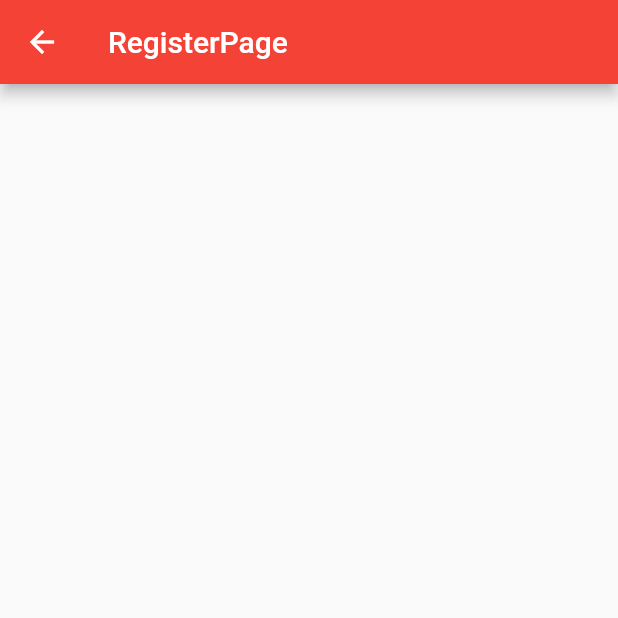
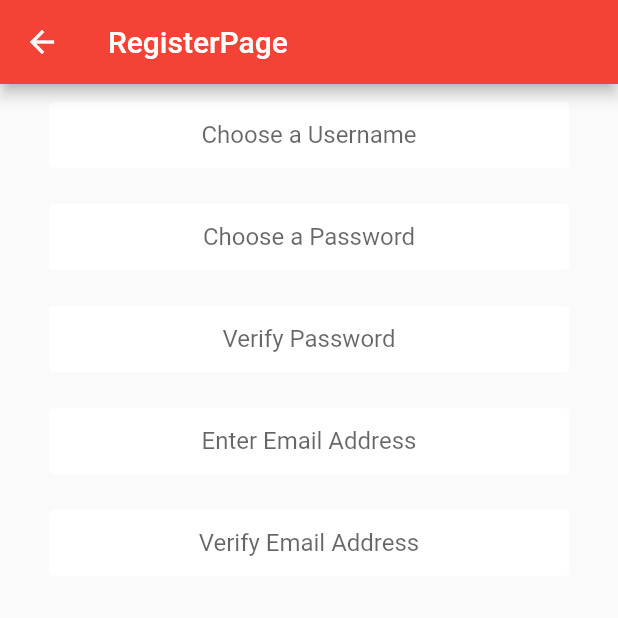
Before and after one commit to lowndesit/lowndes_app, a Flutter app: the RegisterPage screen opened by its route, on a phone screen of 412 x 824 dp, the top half of it. Run offline on Flutter 3.47's test engine with Material 2 defaults, Android fonts, the phone set to English and light mode, and no system bars; our stand-ins replace image_picker, sqflite; accounts and stored records are empty.

Commit message:
Working on Register page

```diff
--- a/lib/main.dart
+++ b/lib/main.dart
@@ -94,6 +94,7 @@ class _MyHomePageState extends State<MyHomePage> {
     Widget usernameInput = new FractionallySizedBox(
       widthFactor: 0.70666666666, // 265 / 375
       child: new Container(
+        margin: const EdgeInsets.all(12.0),
         height: 44.0,
         child: new Center(child: new Container(child: inputUsername)),
         decoration: new BoxDecoration(
@@ -114,6 +115,7 @@ class _MyHomePageState extends State<MyHomePage> {
     Widget passwordInput = new FractionallySizedBox(
       widthFactor: 0.70666666666, // 265 / 375
       child: new Container(
+        margin: const EdgeInsets.all(12.0),
         height: 44.0,
         child: new Center(child: new Container(child: inputPassword)),
         decoration: new BoxDecoration(
@@ -163,9 +165,9 @@ class _MyHomePageState extends State<MyHomePage> {
     Text child2 = new Text("Second");
 
     var pad =
-        const EdgeInsets.only(left: 8.0, bottom: 8.0, right: 8.0, top: 50.0);
+    const EdgeInsets.only(left: 8.0, bottom: 8.0, right: 8.0, top: 50.0);
     var pad2 =
-        const EdgeInsets.only(left: 8.0, bottom: 8.0, right: 8.0, top: 50.0);
+    const EdgeInsets.only(left: 8.0, bottom: 8.0, right: 8.0, top: 50.0);
 
     Padding padding = new Padding(child: child1, padding: pad);
     Padding padding2 = new Padding(child: child2, padding: pad2);
@@ -213,14 +215,113 @@ class RegisterPage extends StatefulWidget {
   _RegisterPageState createState() => new _RegisterPageState();
 }
 
-/// // 1. After the page has been created, register it with the app routes
-/// routes: <String, WidgetBuilder>{
-///   RegisterPage.routeName: (BuildContext context) => new RegisterPage(title: "RegisterPage"),
-/// },
-///
-/// // 2. Then this could be used to navigate to the page.
-/// Navigator.pushNamed(context, RegisterPage.routeName);
-///
+///usernameInput
+
+Widget createUsername = new TextField(
+  textAlign: TextAlign.center,
+  decoration: new InputDecoration.collapsed(
+    hintText: "Choose a Username",
+  ),
+  obscureText: false,
+);
+
+Widget usernameInput = new FractionallySizedBox(
+  widthFactor: 0.9, // 265 / 375
+  child: new Container(
+    margin: const EdgeInsets.all(12.0),
+    height: 44.0,
+    child: new Center(child: new Container(child: createUsername)),
+    decoration: new BoxDecoration(
+        color: Colors.white, borderRadius: new BorderRadius.circular(3.0)),
+  ),
+);
+
+///passwordInput
+
+Widget createPassword = new TextField(
+  textAlign: TextAlign.center,
+  decoration: new InputDecoration.collapsed(
+    hintText: "Choose a Password",
+  ),
+  obscureText: false,
+);
+
+Widget passwordInput = new FractionallySizedBox(
+  widthFactor: 0.9, // 265 / 375
+  child: new Container(
+    margin: const EdgeInsets.all(12.0),
+    height: 44.0,
+    child: new Center(child: new Container(child: createPassword)),
+    decoration: new BoxDecoration(
+        color: Colors.white, borderRadius: new BorderRadius.circular(3.0)),
+  ),
+);
+
+///passwordVerify
+
+Widget verifyPassword = new TextField(
+  textAlign: TextAlign.center,
+  decoration: new InputDecoration.collapsed(
+    hintText: "Verify Password",
+  ),
+  obscureText: false,
+);
+
+Widget passwordVerify = new FractionallySizedBox(
+  widthFactor: 0.9, // 265 / 375
+  child: new Container(
+    margin: const EdgeInsets.all(12.0),
+    height: 44.0,
+    child: new Center(child: new Container(child: verifyPassword)),
+    decoration: new BoxDecoration(
+        color: Colors.white, borderRadius: new BorderRadius.circular(3.0)),
+  ),
+);
+
+///emailEnter
+
+Widget enterEmail = new TextField(
+  textAlign: TextAlign.center,
+  decoration: new InputDecoration.collapsed(
+    hintText: "Enter Email Address",
+  ),
+  obscureText: false,
+);
+
+Widget emailEnter = new FractionallySizedBox(
+  widthFactor: 0.9, // 265 / 375
+  child: new Container(
+    margin: const EdgeInsets.all(12.0),
+    height: 44.0,
+    child: new Center(child: new Container(child: enterEmail)),
+    decoration: new BoxDecoration(
+        color: Colors.white, borderRadius: new BorderRadius.circular(3.0)),
+  ),
+);
+
+
+///emailVerify
+
+Widget verifyEmail = new TextField(
+  textAlign: TextAlign.center,
+  decoration: new InputDecoration.collapsed(
+    hintText: "Verify Email Address",
+  ),
+  obscureText: false,
+);
+
+Widget emailVerify = new FractionallySizedBox(
+  widthFactor: 0.9, // 265 / 375
+  child: new Container(
+    margin: const EdgeInsets.all(12.0),
+    height: 44.0,
+    child: new Center(child: new Container(child: verifyEmail)),
+    decoration: new BoxDecoration(
+        color: Colors.white, borderRadius: new BorderRadius.circular(3.0)),
+  ),
+);
+
+///page
 
 class _RegisterPageState extends State<RegisterPage> {
   @override
@@ -229,7 +330,19 @@ class _RegisterPageState extends State<RegisterPage> {
       appBar: new AppBar(
         title: new Text(widget.title),
       ),
-      body: new Container(),
+      body: new Container(
+        child: new Center(
+          child: new Column(
+            children: <Widget>[
+              usernameInput,
+              passwordInput,
+              passwordVerify,
+              emailEnter,
+              emailVerify,
+            ],
+          ),
+        ),
+      ),
     );
   }
 }
@@ -515,6 +628,7 @@ class _MyCamPageState extends State<MyCamPage> {
         title: const Text('Submit Issue'),
       ),
       body: new Container(
+        margin: const EdgeInsets.only(top: 20.0, left: 30.0, right: 210.0, bottom: 20.0),
           child: new Center(
               child: new Column(children: <Widget>[
         futureBuilder,
```
